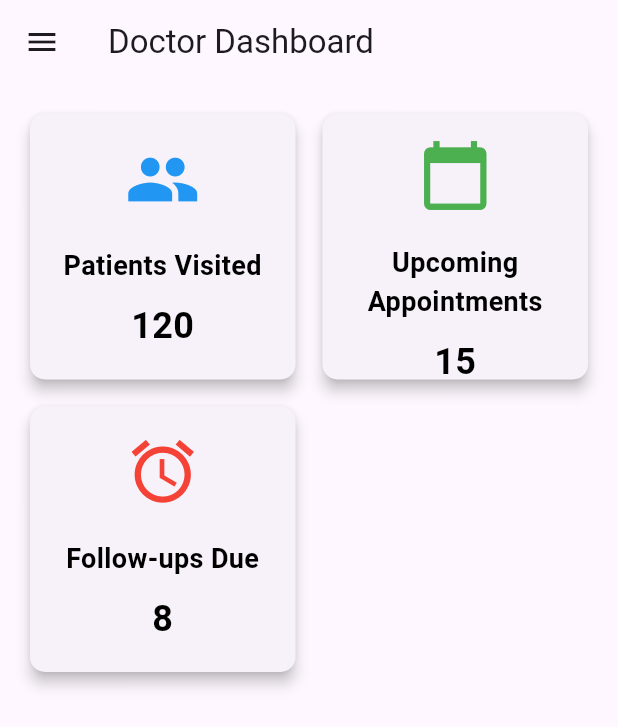
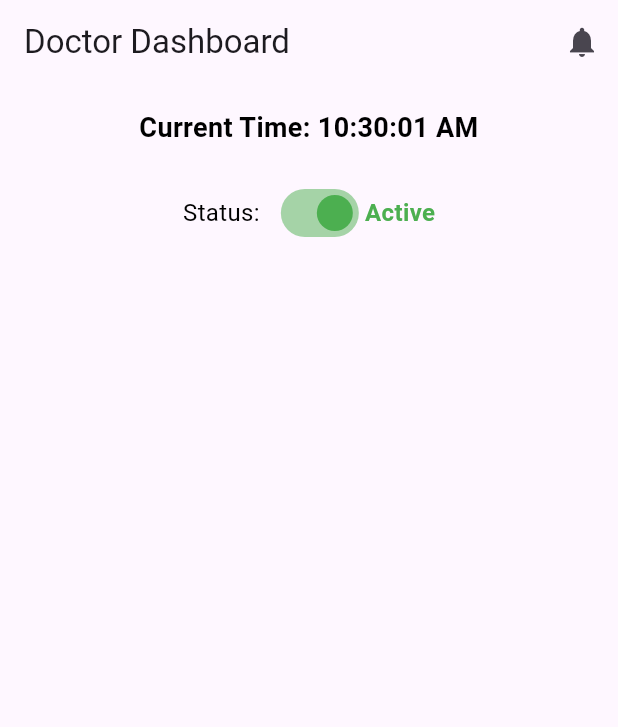
Before and after one commit to FusionFrameworks/CARELINK, a Flutter app: the Dashboard screen opened directly, on a phone screen of 412 x 824 dp. Shown: the top 727 px of the screen. Run offline on Flutter 3.47's test engine with Material 3 defaults, Android fonts, the phone set to English and light mode, and no system bars; our stand-ins replace shared_preferences; accounts and stored records are empty.

Commit message:
dashboard,userbutton

```diff
--- a/LOGIN_FLUTTER/flutter_auth_app/lib/dashboard.dart
+++ b/LOGIN_FLUTTER/flutter_auth_app/lib/dashboard.dart
@@ -1,6 +1,5 @@
 import 'package:flutter/material.dart';
-import 'doctor_profile_page.dart'; // Import your profile page here
-import 'login_page.dart'; // Import your login page here
+import 'package:intl/intl.dart'; // For formatting time
 
 class Dashboard extends StatefulWidget {
   @override
@@ -8,140 +7,81 @@ class Dashboard extends StatefulWidget {
 }
 
 class _DashboardState extends State<Dashboard> {
+  String _formattedTime = ''; // Holds the current time
+  bool _isActive = true; // Toggle button state
+
+  @override
+  void initState() {
+    super.initState();
+    _updateTime();
+  }
+
+  void _updateTime() {
+    setState(() {
+      _formattedTime = DateFormat('hh:mm:ss a').format(DateTime.now());
+    });
+    // Update time every second
+    Future.delayed(const Duration(seconds: 1), _updateTime);
+  }
+
   @override
   Widget build(BuildContext context) {
     return Scaffold(
       appBar: AppBar(
         title: const Text('Doctor Dashboard'),
-        leading: Builder(
-          builder: (BuildContext context) {
-            return IconButton(
-              icon: const Icon(Icons.menu), // 3-bar menu icon
+        actions: [
+          IconButton(
+            icon: const Icon(Icons.notifications),
             onPressed: () {
-                Scaffold.of(context).openDrawer(); // Open the drawer
-              },
-            );
-          },
-        ),
-      ),
-      drawer: Drawer(
-        child: ListView(
-          padding: EdgeInsets.zero,
-          children: <Widget>[
-            DrawerHeader(
-              decoration: BoxDecoration(
-                color: Colors.blue,
-              ),
-              child: const Text(
-                'Menu',
-                style: TextStyle(
-                  color: Colors.white,
-                  fontSize: 24,
-                ),
-              ),
-            ),
-            ListTile(
-              leading: const Icon(Icons.dashboard),
-              title: const Text('Dashboard'),
-              onTap: () {
-                Navigator.pop(context); // Close drawer and stay on Dashboard
-              },
-            ),
-            ListTile(
-              leading: const Icon(Icons.person),
-              title: const Text('Profile'),
-              onTap: () {
-                Navigator.push(
-                  context,
-                  MaterialPageRoute(builder: (context) => DoctorProfile()),
-                ); // Navigate to the Profile Page
-              },
-            ),
-            // Logout Button
-            ListTile(
-              leading: const Icon(Icons.logout),
-              title: const Text('Logout'),
-              onTap: () {
-                // Navigate to the Login Page and remove Dashboard from stack
-                Navigator.pushReplacement(
-                  context,
-                  MaterialPageRoute(builder: (context) => LoginPage()),
+              // Handle notification icon tap
+              ScaffoldMessenger.of(context).showSnackBar(
+                const SnackBar(content: Text('No new notifications.')),
               );
             },
           ),
         ],
       ),
-      ),
       body: Padding(
         padding: const EdgeInsets.all(16.0),
         child: Column(
-          crossAxisAlignment: CrossAxisAlignment.stretch,
+          crossAxisAlignment: CrossAxisAlignment.center,
           children: [
-            Expanded(
-              child: GridView.count(
-                crossAxisCount: 2, // 2 cards per row
-                crossAxisSpacing: 10.0,
-                mainAxisSpacing: 10.0,
+            // Real-time Clock
+            Text(
+              'Current Time: $_formattedTime',
+              textAlign: TextAlign.center,
+              style: const TextStyle(fontSize: 18, fontWeight: FontWeight.bold),
+            ),
+            const SizedBox(height: 20.0),
+            // Active/Inactive Toggle Button
+            Row(
+              mainAxisAlignment: MainAxisAlignment.center,
               children: [
-                  _buildCard(
-                    context,
-                    'Patients Visited',
-                    '120',
-                    Icons.people,
-                    Colors.blue,
+                const Text(
+                  'Status:',
+                  style: TextStyle(fontSize: 16),
                 ),
-                  _buildCard(
-                    context,
-                    'Upcoming Appointments',
-                    '15',
-                    Icons.calendar_today,
-                    Colors.green,
+                const SizedBox(width: 10),
+                Switch(
+                  value: _isActive,
+                  activeColor: Colors.green,
+                  inactiveThumbColor: Colors.red,
+                  inactiveTrackColor: Colors.redAccent[100],
+                  onChanged: (value) {
+                    setState(() {
+                      _isActive = value;
+                    });
+                  },
                 ),
-                  _buildCard(
-                    context,
-                    'Follow-ups Due',
-                    '8',
-                    Icons.alarm,
-                    Colors.red,
-                  ),
-                ],
+                Text(
+                  _isActive ? 'Active' : 'Inactive',
+                  style: TextStyle(
+                    fontSize: 16,
+                    color: _isActive ? Colors.green : Colors.red,
+                    fontWeight: FontWeight.bold,
                   ),
                 ),
               ],
-        ),
-      ),
-    );
-  }
-
-  // Method to build each card
-  Widget _buildCard(BuildContext context, String title, String count, IconData icon, Color color) {
-    return Card(
-      elevation: 4.0,
-      shape: RoundedRectangleBorder(
-        borderRadius: BorderRadius.circular(10.0),
-      ),
-      child: Padding(
-        padding: const EdgeInsets.all(16.0),
-        child: Column(
-          mainAxisAlignment: MainAxisAlignment.center,
-          crossAxisAlignment: CrossAxisAlignment.stretch,
-          children: [
-            Icon(
-              icon,
-              size: 50.0,
-              color: color,
-            ),
-            const SizedBox(height: 20.0),
-            Text(
-              title,
-              textAlign: TextAlign.center,
-              style: const TextStyle(fontSize: 18.0, fontWeight: FontWeight.bold),
-            ),
-            const SizedBox(height: 10.0),
-            Text(
-              count,
-              textAlign: TextAlign.center,
-              style: const TextStyle(fontSize: 24.0, fontWeight: FontWeight.bold),
             ),
           ],
         ),
--- a/LOGIN_FLUTTER/flutter_auth_app/pubspec.yaml
+++ b/LOGIN_FLUTTER/flutter_auth_app/pubspec.yaml
@@ -27,6 +27,9 @@ dependencies:
   # To pick images from gallery or camera.
   image_picker: ^0.8.7+3
 
+  # For date and time formatting.
+  intl: ^0.18.0
+
 dev_dependencies:
   flutter_test:
     sdk: flutter
```
Also changed, not shown: LOGIN_FLUTTER/flutter_auth_app/lib/user_type_selection_page.dart (+53 -11 lines), LOGIN_FLUTTER/flutter_auth_app/pubspec.lock, 1 other file. Lines whose indentation alone changed are shown as unchanged.
